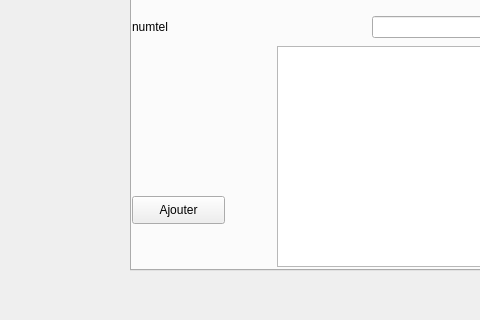
Above: mainwindow.ui from neffatimohamedsaid7/projetQT before the change; both pictures show x 0 to 480 and y 347 to 667 of the 1131 by 783 pixel window. Below: the same form after it.
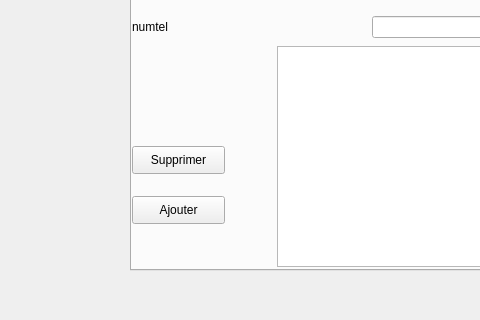
That is the form after the change.

Commit message: supprimer CANDIDATS

What changed in the file:
```diff
--- a/mainwindow.ui
+++ b/mainwindow.ui
@@ -211,6 +211,19 @@
        </rect>
       </property>
      </widget>
+     <widget class="QPushButton" name="pushButton_Supprimer">
+      <property name="geometry">
+       <rect>
+        <x>0</x>
+        <y>380</y>
+        <width>93</width>
+        <height>28</height>
+       </rect>
+      </property>
+      <property name="text">
+       <string>Supprimer</string>
+      </property>
+     </widget>
     </widget>
     <widget class="QWidget" name="tab_2">
      <attribute name="title">
```
The commit also changes 5 other files.
